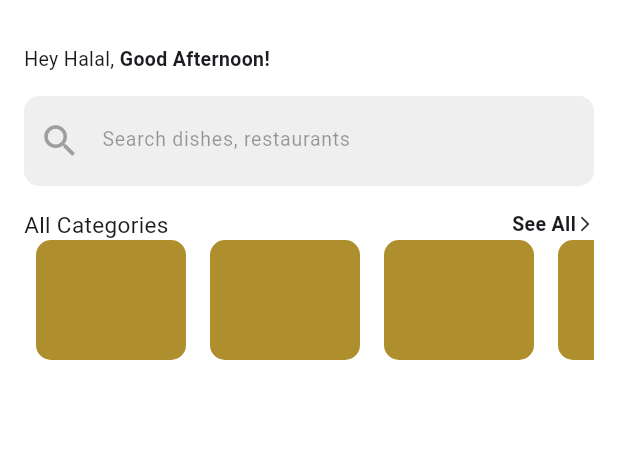
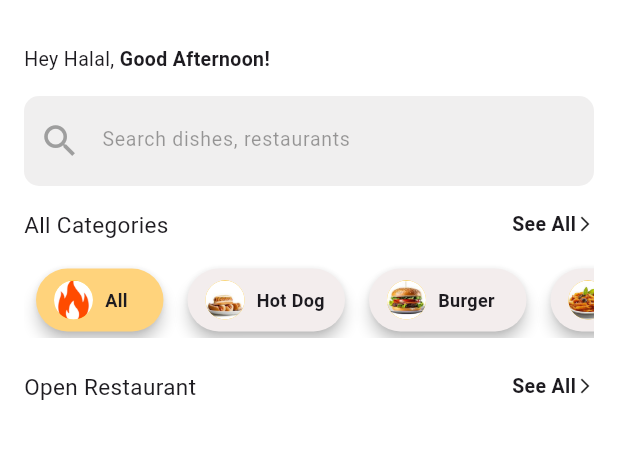
Before and after one commit to alkas930/food_application, a Flutter app: the Homescreen screen opened by its route, on a phone screen of 412 x 824 dp, the part 63-522 px from its top. Run offline on Flutter 3.47's test engine with Material 3 defaults, Android fonts, the phone set to English and light mode, and no system bars; our stand-ins replace firebase_auth, firebase_core, hive, hive_flutter, pinput; accounts and stored records are empty.

Commit message:
home page modified

```diff
--- a/lib/view/homeScreen.dart
+++ b/lib/view/homeScreen.dart
@@ -9,13 +9,115 @@ class Homescreen extends StatefulWidget {
 }
 
 class _HomescreenState extends State<Homescreen> {
+  List<String> allCategories = [
+    "assets/firee.png",
+    "assets/p3.jpg",
+    "assets/p4.jpg",
+    "assets/p2.jpg"
+  ];
+
+  List<String> text = ['All', 'Hot Dog', 'Burger', 'Pasta'];
+
+  bool _isNewListVisible = false;
+
+  List<String> newListItems = List.generate(10, (index) => 'Item $index');
+
+  void _onCategoryClicked(int index) {
+    if (index == 0) {
+      setState(() {
+        _isNewListVisible = true;
+      });
+    }
+  }
+
+  Widget _buildCategories() {
+    return Container(
+      height: 50, // Fixed height for the ListView
+      child: ListView.builder(
+        scrollDirection: Axis.horizontal,
+        itemCount: allCategories.length,
+        itemBuilder: (context, index) {
+          Color cardColor = index == 0
+              ? const Color(0xffffd37c)
+              : const Color.fromARGB(255, 243, 237, 237);
+          double containerWidth = index == 0 ? 85.0 : 105.0;
+
+          return GestureDetector(
+            onTap: () => _onCategoryClicked(index),
+            child: Padding(
+              padding: const EdgeInsets.symmetric(horizontal: 4),
+              child: Card(
+                elevation: 4,
+                color: cardColor,
+                shape: RoundedRectangleBorder(
+                  borderRadius: BorderRadius.circular(50), // Circular Card
+                ),
+                child: Container(
+                  width: containerWidth,
+                  child: Padding(
+                    padding: const EdgeInsets.all(8.0),
+                    child: Row(
+                      children: [
+                        CircleAvatar(
+                          radius: 17,
+                          backgroundColor: Colors.amber,
+                          backgroundImage: AssetImage(allCategories[index]),
+                        ),
+                        Padding(
+                          padding: const EdgeInsets.all(4.0),
+                          child: Text(
+                            text[index],
+                            style: const TextStyle(
+                                fontSize: 12, fontWeight: FontWeight.bold),
+                          ),
+                        ),
+                      ],
+                    ),
+                  ),
+                ),
+              ),
+            ),
+          );
+        },
+      ),
+    );
+  }
+
+  Widget _buildNewList() {
+    return SizedBox(
+      height: 160,
+      child: ListView.builder(
+        scrollDirection: Axis.horizontal,
+        itemCount: newListItems.length,
+        itemBuilder: (context, index) {
+          return SizedBox(
+            // height: 100, // Fixed height for each item
+            child: Container(
+              decoration: BoxDecoration(
+                  borderRadius: BorderRadius.circular(10), color: Colors.brown),
+              width: 130, // Fixed width for each item
+
+              margin: const EdgeInsets.symmetric(horizontal: 8.0),
+              child: Center(
+                child: Text(
+                  newListItems[index],
+                  style: const TextStyle(color: Colors.white, fontSize: 16),
+                ),
+              ),
+            ),
+          );
+        },
+      ),
+    );
+  }
+
   @override
   Widget build(BuildContext context) {
     return Scaffold(
-      backgroundColor: Color(0xffffffff),
+      backgroundColor: const Color(0xffffffff),
       appBar: AppBar(
-        backgroundColor: Color(0xffffffff),
-        title: Column(
+        backgroundColor: const Color(0xffffffff),
+        title: const Column(
           crossAxisAlignment: CrossAxisAlignment.start,
           children: [
             Text(
@@ -47,7 +149,7 @@ class _HomescreenState extends State<Homescreen> {
         padding: const EdgeInsets.all(16.0),
         child: Column(
           children: [
-            Row(
+            const Row(
               children: [
                 Text(
                   "Hey Halal,",
@@ -64,7 +166,7 @@ class _HomescreenState extends State<Homescreen> {
                 ),
               ],
             ),
-            SizedBox(height: 15), // Added spacing
+            const SizedBox(height: 15),
             Container(
               height: 60,
               decoration: BoxDecoration(
@@ -79,7 +181,7 @@ class _HomescreenState extends State<Homescreen> {
                       color: Colors.grey,
                       size: 28,
                     ),
-                    hintText: "Search dishes, restaurants", // Fixed typo
+                    hintText: "Search dishes, restaurants",
                     hintStyle: TextStyle(
                       color: Colors.black38,
                       fontSize: 13,
@@ -90,8 +192,8 @@ class _HomescreenState extends State<Homescreen> {
                 ),
               ),
             ),
-            SizedBox(height: 15), // Added spacing
-            Row(
+            const SizedBox(height: 15),
+            const Row(
               mainAxisAlignment: MainAxisAlignment.spaceBetween,
               children: [
                 Text(
@@ -117,28 +219,34 @@ class _HomescreenState extends State<Homescreen> {
                 ),
               ],
             ),
-            //  SizedBox(height: 15), // Added spacing
-            // Adjusted to fit the container's height
-            SizedBox(
-              height: 80, // Fixed height to accommodate container
-              child: ListView.builder(
-                scrollDirection: Axis.horizontal,
-                itemCount: 10, // Specify itemCount
-                itemBuilder: (context, index) {
-                  return Padding(
-                    padding: const EdgeInsets.symmetric(horizontal: 8.0),
-                    child: Container(
-                      height: 80, // Ensure the container has a fixed height
-                      width: 100,
-                      decoration: BoxDecoration(
-                        color: const Color.fromARGB(255, 175, 143, 45),
-                        borderRadius: BorderRadius.circular(
-                            10), // Optional: add rounded corners
+            const SizedBox(height: 15),
+            _isNewListVisible ? _buildNewList() : _buildCategories(),
+            const SizedBox(height: 22),
+            const Row(
+              mainAxisAlignment: MainAxisAlignment.spaceBetween,
+              children: [
+                Text(
+                  "Open Restaurant",
+                  style: TextStyle(
+                    fontSize: 15,
+                  ),
+                ),
+                Row(
+                  children: [
+                    Text(
+                      "See All",
+                      style: TextStyle(
+                        fontSize: 13,
+                        fontWeight: FontWeight.bold,
                       ),
                     ),
-                  );
-                },
-              ),
+                    Icon(
+                      Icons.arrow_forward_ios,
+                      size: 12,
+                    ),
+                  ],
+                ),
+              ],
             ),
           ],
         ),
```
Also changed, not shown: lib/view/drawer.dart (+12 -1 lines), lib/view/logIn.dart (+61 -60 lines), lib/view/signUp.dart (+48 -7 lines), assets/firee.png (added), assets/p1.jpg (added), assets/p2.jpg (added), assets/p3.jpg (added), assets/p4.jpg (added).
